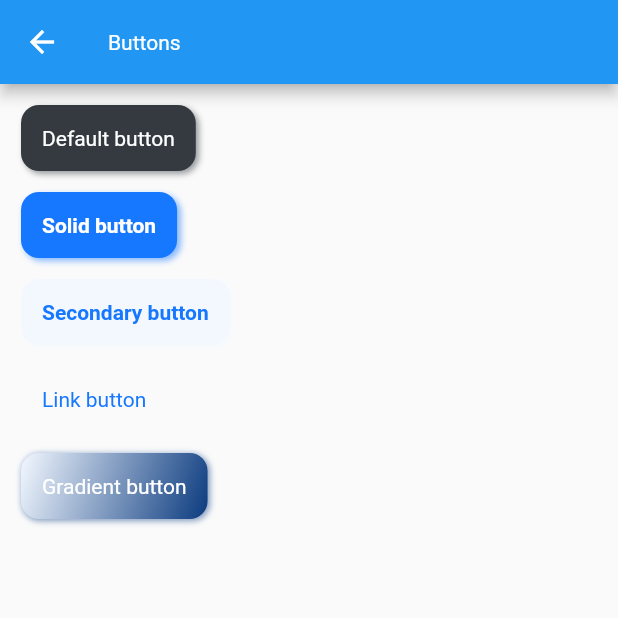
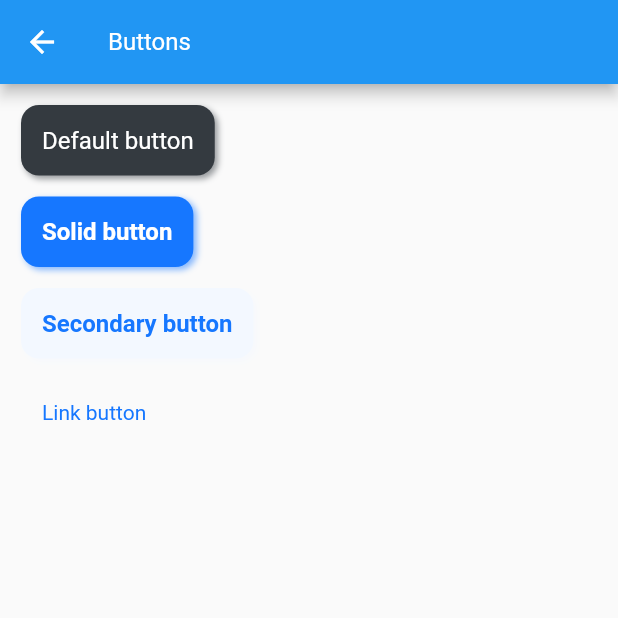
Before and after one commit to bluemiv/berryd, a Flutter app: the ButtonScreen screen opened by its route, on a phone screen of 412 x 824 dp, the top half of it. Run offline on Flutter 3.47's test engine with Material 2 defaults, Android fonts, the phone set to English and light mode, and no system bars.

Commit message:
feat: 리펙토링 #7

```diff
--- a/example/lib/screens/button_screen.dart
+++ b/example/lib/screens/button_screen.dart
@@ -45,15 +45,6 @@ class ButtonScreen extends StatelessWidget {
               print("clicked link button!");
             },
           ),
-          BdGradientButton(
-            child: Text(
-              "Gradient button",
-              style: TextStyle(color: Colors.white, fontSize: BdFontSize.md),
-            ),
-            onTap: () {
-              print("clicked gradient button!");
-            },
-          ),
         ],
       ),
     );
--- a/lib/berryd.dart
+++ b/lib/berryd.dart
@@ -1,9 +1,9 @@
 library berryd;
 
 export 'components/buttons/button.dart';
-export 'components/buttons/gradient_button.dart';
 export 'components/buttons/light_solid_button.dart';
 export 'components/buttons/link_button.dart';
+export 'components/buttons/menu_button.dart';
 export 'components/buttons/solid_button.dart';
 export 'components/container/shadow_container.dart';
 export 'components/layouts/back_layout.dart';
--- a/lib/components/buttons/gradient_button.dart
+++ /dev/null
@@ -1,94 +0,0 @@
-import 'package:berryd/berryd.dart';
-import 'package:berryd/core/constants.dart';
-import 'package:flutter/material.dart';
-
-class BdGradientButton extends StatelessWidget {
-  const BdGradientButton({
-    Key? key,
-    required this.child,
-    required this.onTap,
-    this.backgroundColorList,
-    this.padding,
-    this.margin,
-    this.width,
-    this.height,
-    this.radius,
-  }) : super(key: key);
-
-  final Widget child;
-  final Function onTap;
-  final List<Color>? backgroundColorList;
-  final EdgeInsetsGeometry? padding, margin;
-  final double? width, height, radius;
-
-  @override
-  Widget build(BuildContext context) {
-    final borderRadius = BorderRadius.circular(radius ?? BdRadius.md);
-    final innerMargin = margin ?? EdgeInsets.zero;
-    final innerPadding = padding ?? EdgeInsets.all(BdSpace.sm);
-    final innerBackgroundColorList =
-        backgroundColorList ?? [BdColor.primaryLight, BdColor.primaryDark];
-
-    return Container(
-      margin: innerMargin,
-      child: Column(
-        mainAxisSize: MainAxisSize.min,
-        children: [
-          Stack(
-            children: [
-              Container(
-                decoration: BoxDecoration(
-                  borderRadius: borderRadius,
-                  boxShadow: [
-                    BoxShadow(
-                      color: (innerBackgroundColorList[0]).withOpacity(0.5),
-                      spreadRadius: 0,
-                      blurRadius: 3,
-                      offset: const Offset(-1, -1),
-                    ),
-                  ],
-                ),
-                child: Container(
-                  padding: innerPadding,
-                  width: width,
-                  height: height,
-                  decoration: BoxDecoration(
-                    gradient: LinearGradient(
-                      begin: Alignment.topLeft,
-                      end: Alignment.bottomRight,
-                      colors: innerBackgroundColorList,
-                    ),
-                    borderRadius: borderRadius,
-                    boxShadow: [
-                      BoxShadow(
-                        color: (innerBackgroundColorList[1]).withOpacity(0.5),
-                        spreadRadius: 0,
-                        blurRadius: 3,
-                        offset: const Offset(1, 1),
-                      ),
-                    ],
-                  ),
-                  alignment: Alignment.center,
-                  child: child,
-                ),
-              ),
-              Positioned.fill(
-                top: 0,
-                left: 0,
-                child: Material(
-                  color: Colors.transparent,
-                  child: InkWell(
-                    borderRadius: borderRadius,
-                    onTap: () {
-                      onTap();
-                    },
-                  ),
-                ),
-              ),
-            ],
-          )
-        ],
-      ),
-    );
-  }
-}
--- a/lib/components/container/shadow_container.dart
+++ b/lib/components/container/shadow_container.dart
@@ -32,7 +32,7 @@ class ShadowContainer extends StatelessWidget {
               BoxShadow(
                 offset: const Offset(3, 3),
                 blurRadius: 2,
-                color: BdColor.blackLight,
+                color: BdColor.blackColors[3],
               )
             ],
         color: color,
--- a/lib/core/constants.dart
+++ b/lib/core/constants.dart
@@ -5,8 +5,8 @@ class BdSpace {
 }
 
 class BdFontSize {
-  static double sm = 11.0;
-  static double md = 14.0;
+  static double sm = 13.0;
+  static double md = 16.0;
   static double lg = 20.0;
 }
 
```
Also changed, not shown: lib/components/buttons/menu_button.dart (added, +51 -0 lines).
